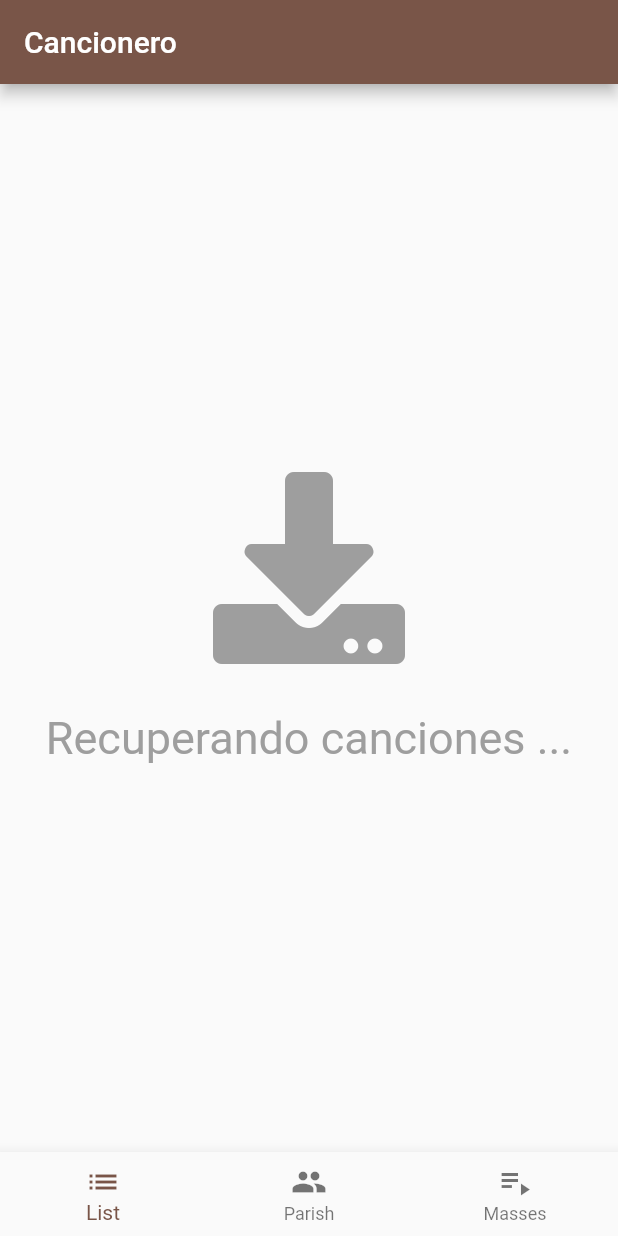
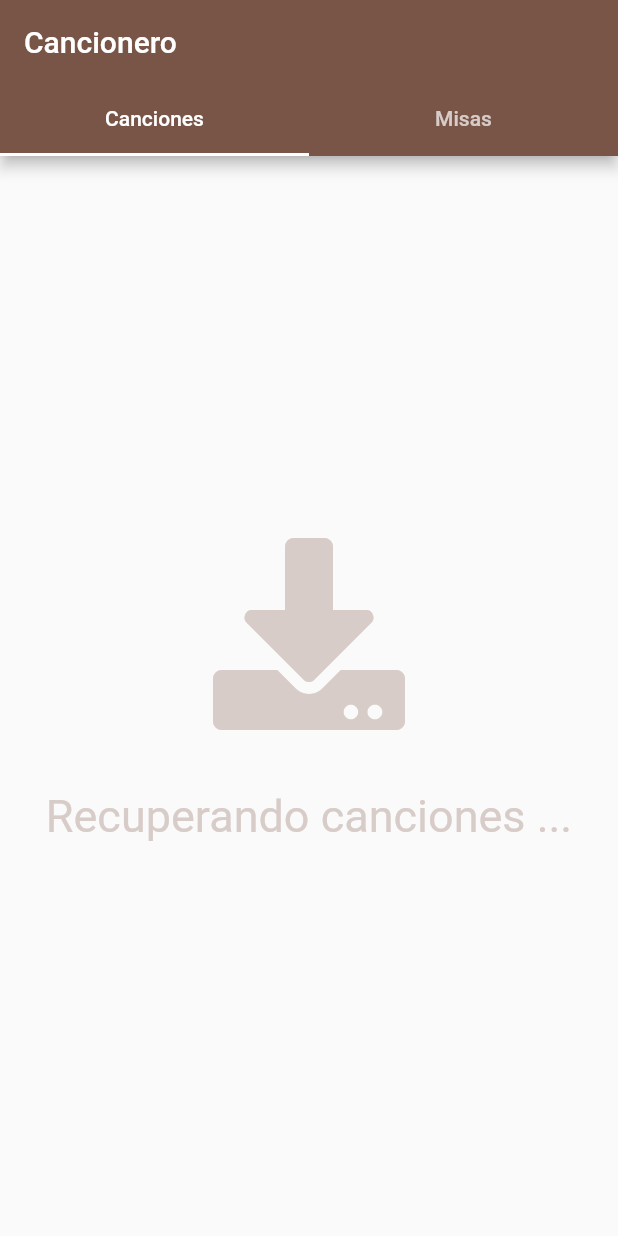
Before and after one commit to kominthanhtut/csbook_app, a Flutter app: the screen it shows after launch, on a phone screen of 412 x 824 dp. Run offline on Flutter 3.47's test engine with Material 2 defaults, Android fonts, the phone set to English and light mode, and no system bars; our stand-ins replace font_awesome_flutter, sqflite, sticky_headers; missing offline and left inert: screen; accounts and stored records are empty; network calls fail.

Commit message:
Moved to new Domain

```diff
--- a/lib/Api.dart
+++ b/lib/Api.dart
@@ -2,7 +2,7 @@
 import 'package:http/http.dart' as http;
 
 class Api{
-  static const String BaseUrl = 'http://csbruno.herokuapp.com/';
+  static const String BaseUrl = 'https://parroquias.csbook.es/';
 
   static Future<http.Response> get(String url){
     return http.get(BaseUrl + url);
--- a/lib/mainScreen.dart
+++ b/lib/mainScreen.dart
@@ -1,5 +1,7 @@
+import 'package:csbook_app/Constants.dart';
 import 'package:csbook_app/model/Instance.dart';
 import 'package:csbook_app/model/Song.dart';
+import 'package:csbook_app/pages/PageInterface.dart';
 import 'package:csbook_app/pages/list_fragment.dart';
 import 'package:csbook_app/pages/masses_fragment.dart';
 import 'package:csbook_app/pages/parish_fragment.dart';
@@ -17,37 +19,55 @@
   _MainState createState() => _MainState();
 }
 
-class _MainState extends State<MainScreen> {
+class _MainState extends State<MainScreen> with TickerProviderStateMixin {
   List<Song> songs = new List<Song>();
 
   var index = 0;
+  List<Widget> _pages;
+
+  TabController _tabController;
+  String _currentTitle = Constants.APP_TITLE;
+  List<Widget> _currentActions = [];
 
   _MainState();
 
-
+   @override
+  void initState() {
+    super.initState();
+    _tabController = new TabController(vsync: this, length: 2);
+    _tabController.addListener(() {_onTabChanged(context);});
+  }
 
   @override
   Widget build(BuildContext context) {
-    List pages = [ListScreen(), ParishScreen(), MassesScreen()];
+    _pages = [ListScreen(), ParishScreen()];
 
     return Scaffold(
-
-      body: pages[index],
-      bottomNavigationBar: BottomNavigationBar(
-        currentIndex: index,
-        onTap: (int index) {
-          setState(() {
-            this.index = index;
-          });
-        },
-        items: <BottomNavigationBarItem>[
-          BottomNavigationBarItem(icon: Icon(Icons.list), title: Text("List")),
-          BottomNavigationBarItem(
-              icon: Icon(Icons.people), title: Text("Parish")),
-          BottomNavigationBarItem(
-              icon: Icon(Icons.playlist_play), title: Text("Masses")),
-        ],
+      appBar: AppBar(
+        title: Text(_currentTitle),
+        actions: _currentActions,
+        bottom: TabBar(controller: _tabController, tabs: [
+          Tab(
+            text: "Canciones",
+            //icon: Icon(Icons.list),
+          ),
+          Tab(
+            text: "Misas",
+            //icon: Icon(Icons.people),
+          )
+        ]),
+      ),
+      body: TabBarView(
+        controller: _tabController,
+        children: _pages,
       ),
     );
   }
+
+  void _onTabChanged(BuildContext context) {
+    setState(() {
+      //_currentTitle = _pages[_tabController.index].key.toString();
+      _currentActions = (_pages[_tabController.index] as PageInterface).getActions(context);
+    });
+  }
 }
--- a/lib/model/Mass.dart
+++ b/lib/model/Mass.dart
@@ -1,13 +1,14 @@
 import 'dart:convert';
 
 import 'package:csbook_app/Api.dart';
+import 'package:csbook_app/model/Parish.dart';
 
 class Mass {
-  final int id;
+  final String id;
   final DateTime date;
   final String name;
   final String type;
-  final String parish;
+  final Parish parish;
   final Map<String,int> songs;
 
 
@@ -19,8 +20,8 @@
       DateTime.parse(json['date']),
       json['name'],
       json['type'],
-      json['parish'],
-      Map<String,int>.from(json['songs']),
+      Parish.fromSimpleJson(json['parish']),
+      Map<String,int>.from(json['songs'])
       );
   }
 
--- a/lib/model/Song.dart
+++ b/lib/model/Song.dart
@@ -1,6 +1,7 @@
 import 'dart:convert';
 
 import 'package:csbook_app/Api.dart';
+import 'package:csbook_app/model/Parish.dart';
 
 class Song {
   final int id;
@@ -10,6 +11,9 @@
   final String type;
   final String time;
   final String youtubeId;
+
+  //Simply to show a popup
+  Map<int, String> instances = Map();
 
   bool cached = false;
 
@@ -25,7 +29,14 @@
     var response = await Api.get('api/v1/songs');
 
     final responseJson = json.decode(response.body);
-    final items = (responseJson as List).map((i) => new Song.fromJson(i));
+    final items = (responseJson as List).map((i) {
+      var current = new Song.fromJson(i);
+      var instances = i['instances'] as List;
+      for (int i = 0; i< instances.length; i++){
+        current.instances[instances[i]['id']] = instances[i]['parish']['name'];
+      }
+      return current;
+      });
 
     return items.toList();
   }
--- a/lib/pages/list_fragment.dart
+++ b/lib/pages/list_fragment.dart
@@ -114,6 +114,7 @@
               }));
         },
       ),
+      /*
       IconButton(
         icon: Icon(Icons.refresh),
         tooltip: 'Refresh list',
@@ -121,12 +122,15 @@
           _updateSongs().then((s)=> this.songs = s);
         },
       ),
+      */
     ];
   }
 
   @override
   Widget build(BuildContext context) {
-    return Scaffold(appBar: makeAppBar(), body: makeBody());
+    //return Scaffold(appBar: makeAppBar(), body: makeBody());
+    return makeBody();
+
   }
 }
 
@@ -164,7 +168,7 @@
   @override
   Widget buildResults(BuildContext context) {
     // show results based on selection
-    return null;
+    return buildSuggestions(context);
   }
 
   @override
--- a/lib/pages/song.dart
+++ b/lib/pages/song.dart
@@ -50,7 +50,9 @@
     List<Instance> instances = await db.fetchInstancesForSong(song.id);
     if ((instances == null) || (instances.length == 0)) {
       //Retrieve from Internet
-      instances = await Instance.get(song);
+      for(var instanceId in song.instances.keys){
+        instances.add(await Instance.get(instanceId));
+      }
       //Save all to db
       instances.forEach((i)=> db.saveOrUpdateInstance(i));
       print("Saved ${instances.map((i)=> i.song.title)}");
--- a/lib/widgets.dart
+++ b/lib/widgets.dart
@@ -55,7 +55,7 @@
   Widget build(BuildContext context) {
     return new ListTile(
       title: new Text(
-          mass.hasName() ? mass.name : formatterDayOfWeek.format(mass.date)),
+          mass.hasName() ? mass.name : weekDays[mass.date.weekday-1]),
       subtitle: new Text(formatterFullDate.format(mass.date)),
       onTap: () {
         if (onTap != null) onTap(mass);
@@ -78,18 +78,21 @@
           Icon(
             FontAwesomeIcons.download,
             size: 128,
-            color: Colors.grey,
+            color: Theme.of(context).primaryColorLight,
           ),
           Container(
             height: 32,
           ),
           Center(
-            child: Text(
-              Constants.FETCHING_TEXT + text + " ...",
-              textAlign: TextAlign.center,
-              style: TextStyle(
-                fontSize: 30,
-                color: Colors.grey
+            child: Padding(
+              padding: const EdgeInsets.all(8.0),
+              child: Text(
+                Constants.FETCHING_TEXT + text + " ...",
+                textAlign: TextAlign.center,
+                style: TextStyle(
+                  fontSize: 30,
+                  color: Theme.of(context).primaryColorLight,
+                ),
               ),
             ),
           )
```
Also changed, not shown: lib/model/Instance.dart (+14 -9 lines), lib/model/Parish.dart (added, +25 -0 lines), lib/pages/mass_view.dart (+8 -9 lines), lib/pages/masses_fragment.dart (+36 -1 lines), lib/pages/parish_fragment.dart (+35 -5 lines).
